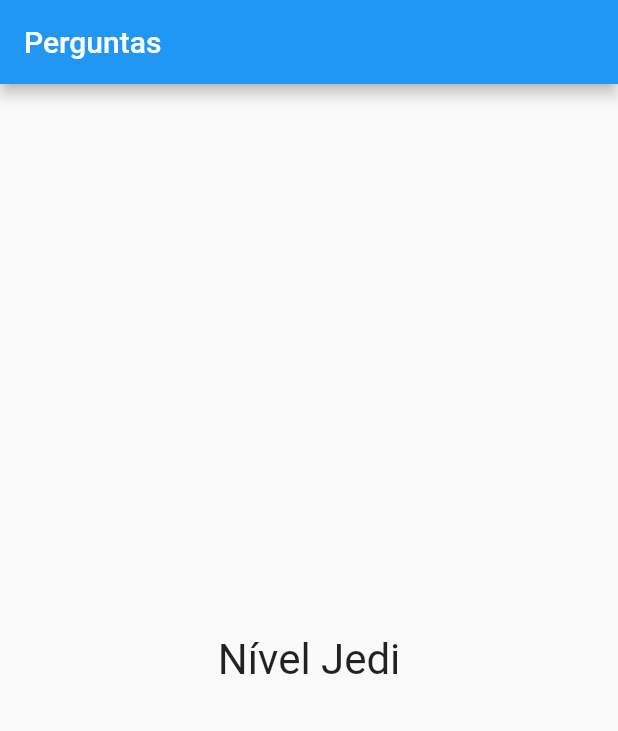
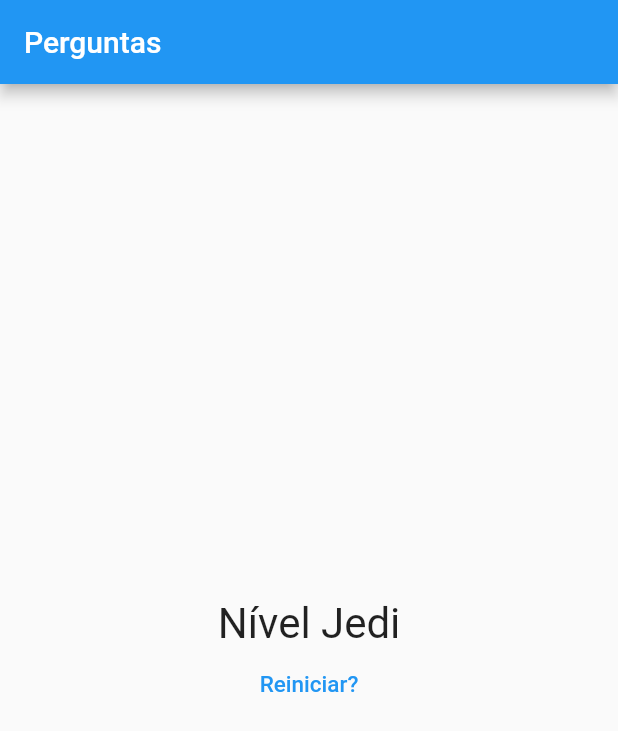
Before and after one commit to JuliaBianchi/curso_flutter, a Flutter app: the screen it shows after launch, after a tap on "Preto", after a tap on "Pinguim", after a tap on "João", on a phone screen of 412 x 824 dp. Shown: the top 731 px of the screen. Run offline on Flutter 3.47's test engine with Material 2 defaults, Android fonts, the phone set to English and light mode, and no system bars.

Commit message:
feat: Adicionando funcionalidade de reiniciar.

```diff
--- a/projeto_perguntas/lib/main.dart
+++ b/projeto_perguntas/lib/main.dart
@@ -47,6 +47,13 @@ class _PerguntaAppState extends State<PerguntaApp> {
     }
   }
 
+  void _reiniciarQuestionario(){
+    setState(() {
+      _perguntaSelecionada = 0;
+      _pontuacaoTotal = 0;
+    });
+  }
+
   bool get temPerguntaSelecionada {
     return _perguntaSelecionada < _perguntas.length;
   }
@@ -63,7 +70,7 @@ class _PerguntaAppState extends State<PerguntaApp> {
               perguntas: _perguntas,
               perguntaSelecionada: _perguntaSelecionada,
               quandoResponder: _responder)
-              : Resultado(_pontuacaoTotal),
+              : Resultado(_pontuacaoTotal, _reiniciarQuestionario),
     ),);
   }
 }
--- a/projeto_perguntas/lib/resultado.dart
+++ b/projeto_perguntas/lib/resultado.dart
@@ -4,32 +4,44 @@ import 'package:flutter/material.dart';
 class Resultado extends StatelessWidget {
 
   final int pontuacao;
+  final void Function() quandoReiniciarQuestionario;
 
-  Resultado(this.pontuacao);
 
-  String get fraseResultado{
-    if(pontuacao < 8){
+  Resultado(this.pontuacao, this.quandoReiniciarQuestionario);
+
+  String get fraseResultado {
+    if (pontuacao < 8) {
       return 'Parabéns';
-
-    }else if(pontuacao < 12){
+    } else if (pontuacao < 12) {
       return 'Você é bom!';
-
-    }else if(pontuacao < 16){
+    } else if (pontuacao < 16) {
       return 'Impressionante';
-    }else{
+    } else {
       return 'Nível Jedi';
     }
   }
 
   @override
   Widget build(BuildContext context) {
-    return Center(
-      child: Text(
-        fraseResultado,
-        style: const TextStyle(
-          fontSize: 28,
+    return Column(
+      mainAxisAlignment: MainAxisAlignment.center,
+      children: <Widget>[
+        Center(
+          child: Text(
+            fraseResultado,
+            style: const TextStyle(
+                fontSize: 28,
+            ),
+          ),
         ),
-      ),
+       TextButton(
+         onPressed: quandoReiniciarQuestionario,
+         child: const Text('Reiniciar?',
+         style: TextStyle(
+           fontSize: 15,
+         ),),
+       ),
+      ],
     );
   }
 }
```
